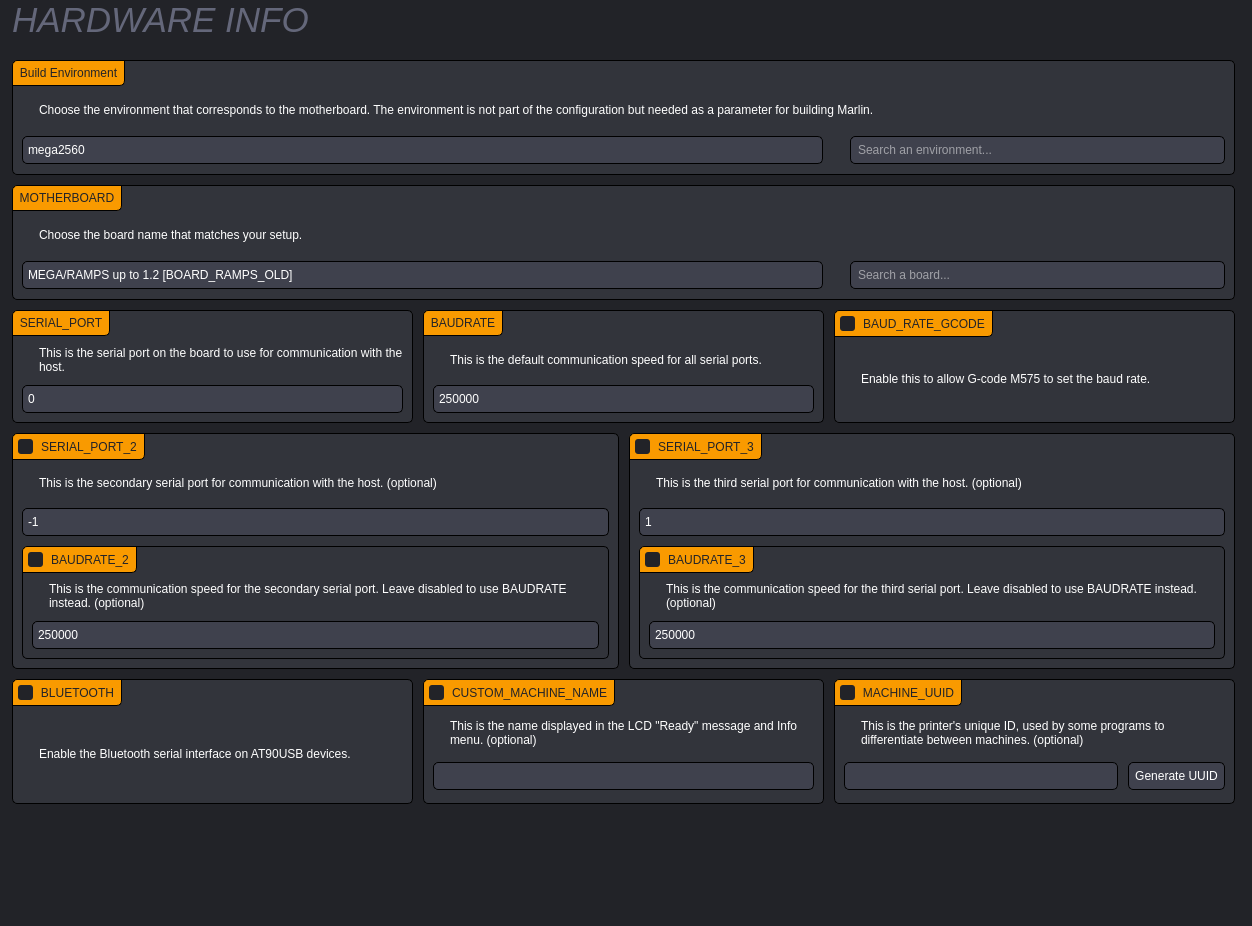
Above: gui/HardwarePage.ui from SimonBuxx/iloop-marlin-configurator before the change. Below: the same form after it.
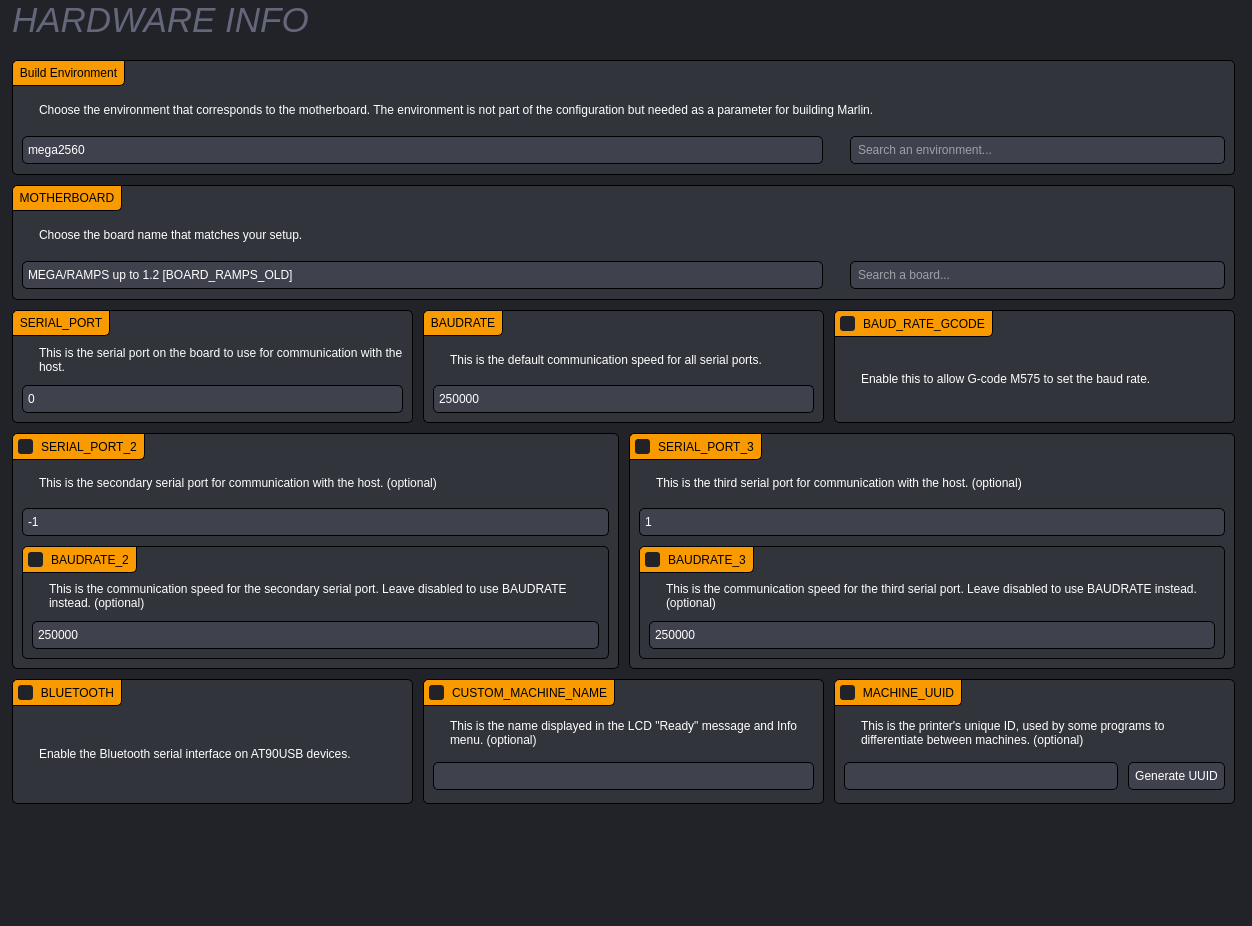
That is the form after the change. Icons and pictures are not drawn. Custom widgets are drawn as their Qt base class.

What changed in the file:
```diff
--- a/gui/HardwarePage.ui
+++ b/gui/HardwarePage.ui
@@ -50,7 +50,7 @@
 
 QGroupBox::title {
 	background: rgb(249, 154, 0);
-	color: rgb(34, 35, 40);
+	color: black;
     padding: 5px;
 	border: 1px solid black;
 	border-top-left-radius: 5px;
@@ -2366,6 +2366,9 @@
       </item>
       <item row="0" column="2">
        <widget class="QGroupBox" name="uMachineUuidBox">
+        <property name="styleSheet">
+         <string notr="true"/>
+        </property>
         <property name="title">
          <string>MACHINE_UUID</string>
         </property>
```
Left out of the diff: 3 changed lines with no effect on the pictures.
